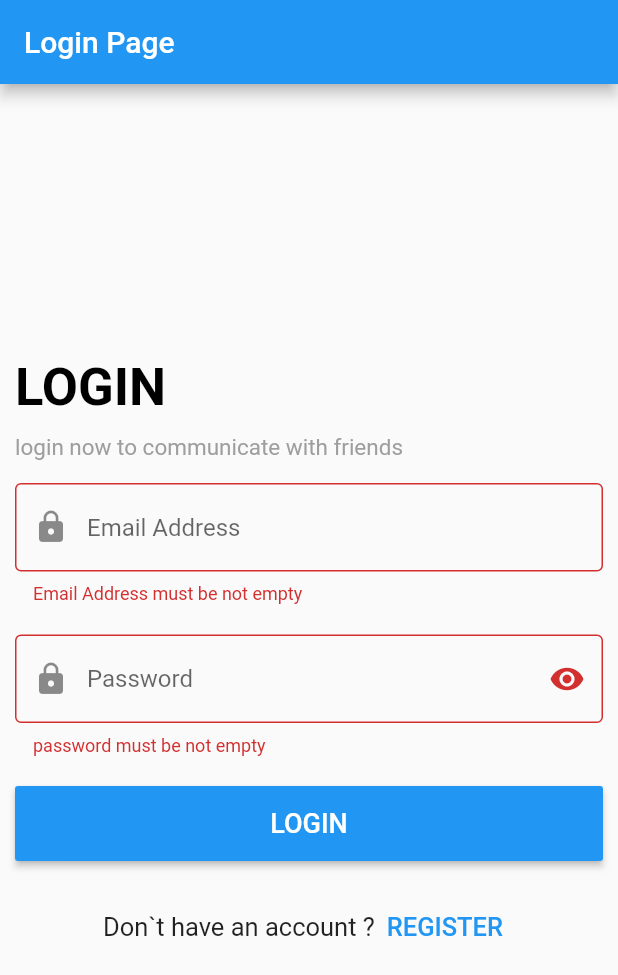
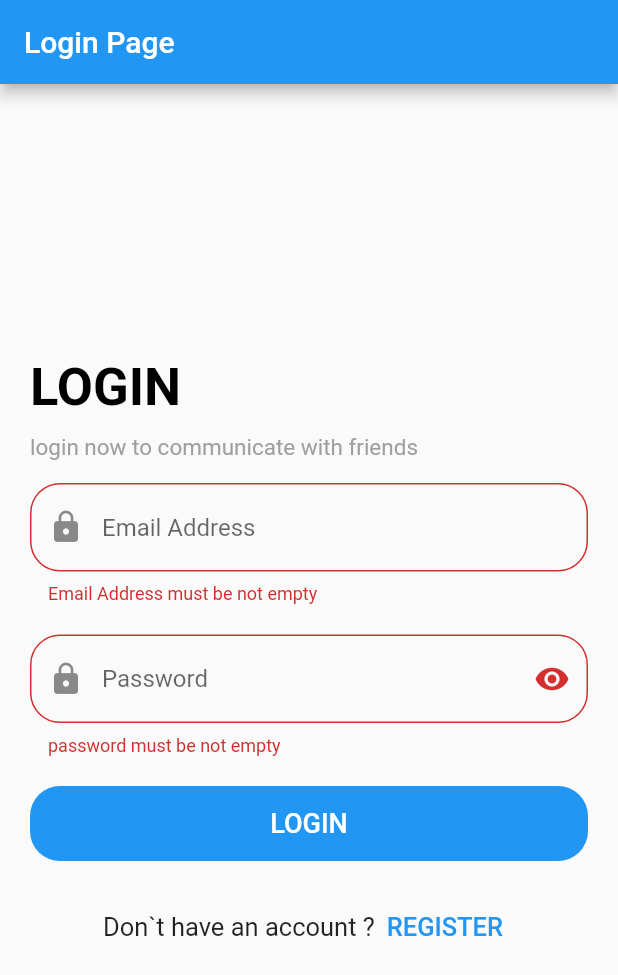
Before and after one commit to Mazen-Glal/Social-App, a Flutter app: the screen it shows after launch, after a tap on "LOGIN", on a phone screen of 412 x 824 dp. Shown: the top 975 px of the screen. Run offline on Flutter 3.47's test engine with Material 2 defaults, Android fonts, the phone set to English and light mode, and no system bars; our stand-ins replace bloc, cloud_firestore, firebase_auth, firebase_core, flutter_bloc, fluttertoast and 1 more; accounts and stored records are empty.

Commit message:
login and register with update in  firebase

```diff
--- a/lib/main.dart
+++ b/lib/main.dart
@@ -1,7 +1,10 @@
+import 'package:firebase_core/firebase_core.dart';
 import 'package:flutter/material.dart';
 import 'package:social_app/modules/login/login_screen.dart';
 
-void main() {
+void main() async {
+  WidgetsFlutterBinding.ensureInitialized();
+  await Firebase.initializeApp();
   runApp(const MyApp());
 }
 
@@ -10,7 +13,7 @@ class MyApp extends StatelessWidget {
   @override
   Widget build(BuildContext context) {
     return MaterialApp(
-      title: 'Flutter Demo',
+      debugShowCheckedModeBanner: false,
       home: LoginScreen(),
     );
   }
--- a/lib/modules/login/cubit/states.dart
+++ b/lib/modules/login/cubit/states.dart
@@ -3,3 +3,12 @@ abstract class LoginStates {}
 class InitialState extends LoginStates{}
 
 class ChangeVisibilityState extends LoginStates{}
+
+class LoginLoadingState extends LoginStates{}
+
+class LoginSuccessState extends LoginStates{}
+
+class LoginErrorState extends LoginStates{
+  late final String error;
+  LoginErrorState(this.error);
+}
--- a/lib/modules/login/login_screen.dart
+++ b/lib/modules/login/login_screen.dart
@@ -1,8 +1,9 @@
 import 'package:flutter/material.dart';
 import 'package:flutter_bloc/flutter_bloc.dart';
+import 'package:fluttertoast/fluttertoast.dart';
 import 'package:social_app/modules/login/cubit/cubit.dart';
 import 'package:social_app/modules/login/cubit/states.dart';
-import 'package:social_app/modules/register/shop_register_screen.dart';
+import 'package:social_app/modules/register/register_screen.dart';
 class LoginScreen extends StatelessWidget {
   LoginScreen({Key? key}) : super(key: key);
   GlobalKey<FormState> formKey = GlobalKey<FormState>();
@@ -13,7 +14,12 @@ class LoginScreen extends StatelessWidget {
     return BlocProvider(
       create: (context)=> LoginCubit(),
       child: BlocConsumer<LoginCubit,LoginStates>(
-        listener: (context,state){},
+        listener: (context,state){
+          if (state is LoginErrorState)
+          {
+            Fluttertoast.showToast(msg: state.error,backgroundColor: Colors.redAccent);
+          }
+        },
         builder:(context,state)=> Scaffold(
           appBar: AppBar(
             title: const Text("Login Page"),
@@ -21,7 +27,7 @@ class LoginScreen extends StatelessWidget {
           body: Form(
             key: formKey,
             child: Padding(
-              padding: const EdgeInsets.all(10.0),
+              padding: const EdgeInsets.all(20.0),
               child: Column(
                 crossAxisAlignment: CrossAxisAlignment.start,
                 mainAxisAlignment: MainAxisAlignment.center,
@@ -48,10 +54,12 @@ class LoginScreen extends StatelessWidget {
                       return null;
                     },
                     controller: emailController,
-                    decoration: const InputDecoration(
-                      prefixIcon: Icon(Icons.lock),
+                    decoration: InputDecoration(
+                      prefixIcon:const Icon(Icons.lock),
                       hintText: "Email Address",
-                      border: OutlineInputBorder()
+                      border: OutlineInputBorder(
+                        borderRadius: BorderRadius.circular(20.0)
+                      )
                     ),
                   ),
                   const SizedBox(height: 20),
@@ -83,20 +91,28 @@ class LoginScreen extends StatelessWidget {
                           },
                         ),
                         hintText: "Password",
-                        border: const OutlineInputBorder()
+                        border: OutlineInputBorder(
+                          borderRadius: BorderRadius.circular(20.0)
+                        )
                     ),
                   ),
                   const SizedBox(height: 20),
-                  SizedBox(
+                  Container(
+                    decoration: BoxDecoration(
+                      borderRadius: BorderRadius.circular(20),
+                      color: Colors.blue,
+                    ),
                     width: double.infinity,
                     child: MaterialButton(
                       height: 50,
-                      color: Colors.blue,
                       child:const Text("LOGIN",style: TextStyle(fontSize: 18,color: Colors.white)),
                       onPressed: (){
                         if(formKey.currentState!.validate())
                         {
-
+                          LoginCubit.get(context).userLogin(
+                              email: emailController.text,
+                              password: passwordController.text
+                          );
                         }
                       }
                     ),
--- a/pubspec.yaml
+++ b/pubspec.yaml
@@ -41,6 +41,11 @@ dependencies:
   conditional_builder_null_safety:
   carousel_slider:
   cupertino_icons: ^1.0.2
+
+  # firebase
+  firebase_core: ^2.4.0
+  firebase_auth: ^4.2.3
+  cloud_firestore: ^4.3.0
 
 dev_dependencies:
   flutter_test:
```
Also changed, not shown: lib/layout/social_layout.dart (added, +11 -0 lines), lib/models/create_user_model/create_user_model.dart (added, +29 -0 lines), lib/modules/login/cubit/bloc_odserve.dart (added, +28 -0 lines), lib/modules/login/cubit/cubit.dart (+16 -0 lines), lib/modules/register/register_cubit/cubit.dart (+49 -33 lines), lib/modules/register/register_cubit/states.dart (+11 -1 lines), lib/modules/register/register_screen.dart (renamed from lib/modules/register/shop_register_screen.dart, +18 -13 lines), pubspec.lock.
